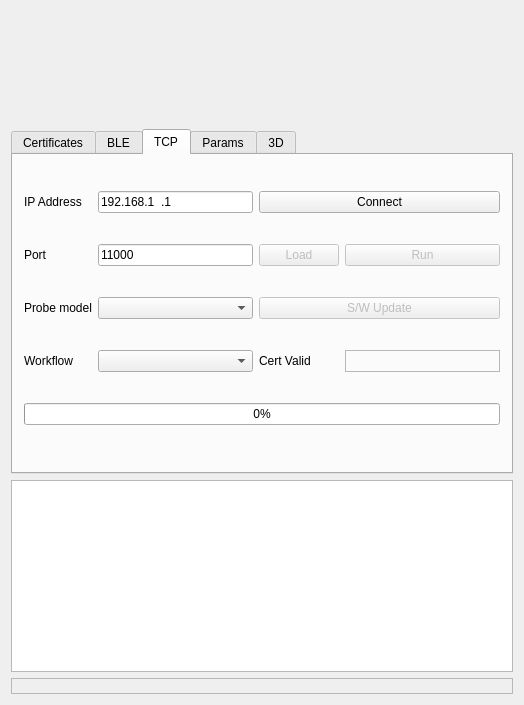
dev-threads/solum, file examples/solum_qt/solumqt.ui: the form before one commit.
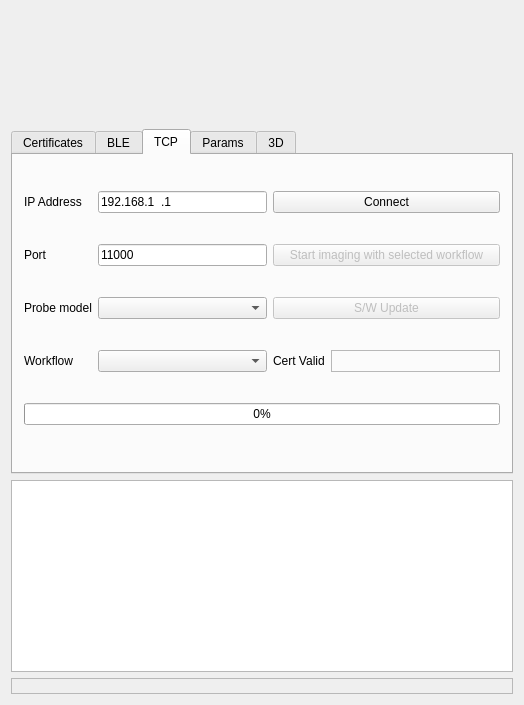
The form after the commit. The open tabs and pages were chosen to show the change. Custom widgets are drawn as their Qt base class.

Commit message:
Qt: TCP: merge Load and Run into a single operation
Caching the currently selected probe and workflow not only allows us to
continue avoiding reload delays from successive imaging runs, but also
preserves any modified imaging parameters, which solumLoadApplication()
would reset otherwise. Also rewrote the button label to highlight the
dependency on the selected workflow.

```diff
--- a/examples/solum_qt/solumqt.ui
+++ b/examples/solum_qt/solumqt.ui
@@ -468,23 +468,13 @@
           </property>
          </widget>
         </item>
-        <item row="2" column="2">
-         <widget class="QPushButton" name="load">
-          <property name="enabled">
-           <bool>false</bool>
-          </property>
-          <property name="text">
-           <string>Load</string>
-          </property>
-         </widget>
-        </item>
-        <item row="2" column="3">
+        <item row="2" column="2" colspan="2">
          <widget class="JobButton" name="imaging">
           <property name="enabled">
            <bool>false</bool>
           </property>
           <property name="text">
-           <string>Run</string>
+           <string>Start imaging with selected workflow</string>
           </property>
          </widget>
         </item>
```
Left out of the diff: 17 changed lines with no effect on the pictures. The commit also changes 2 other files.
